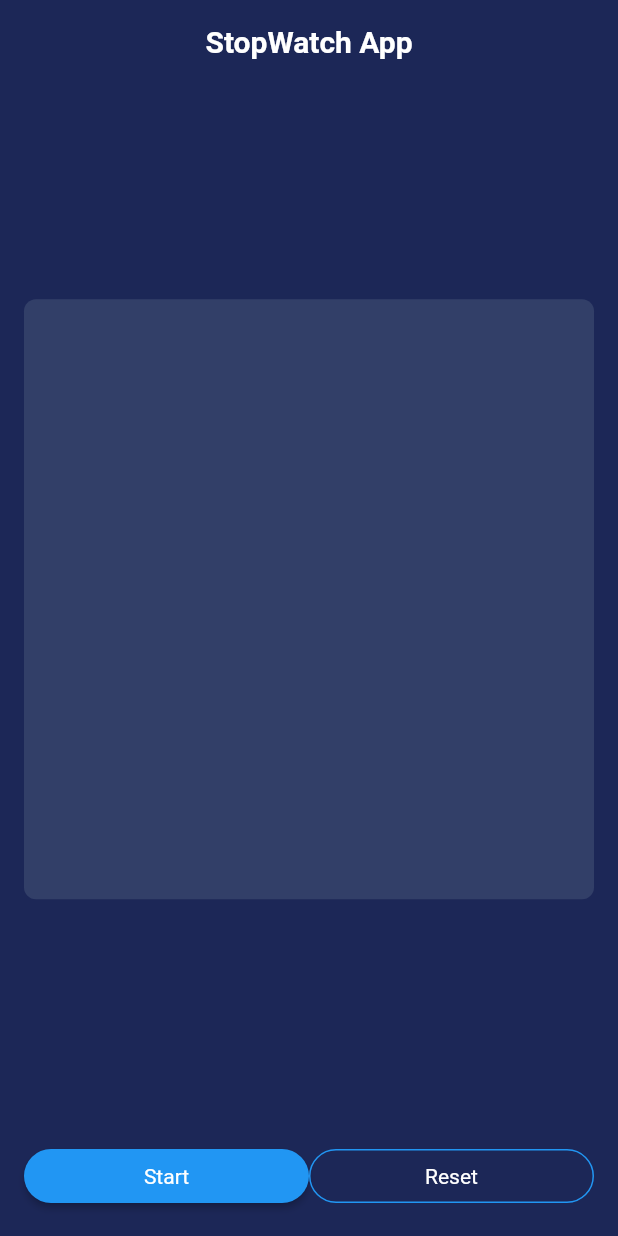
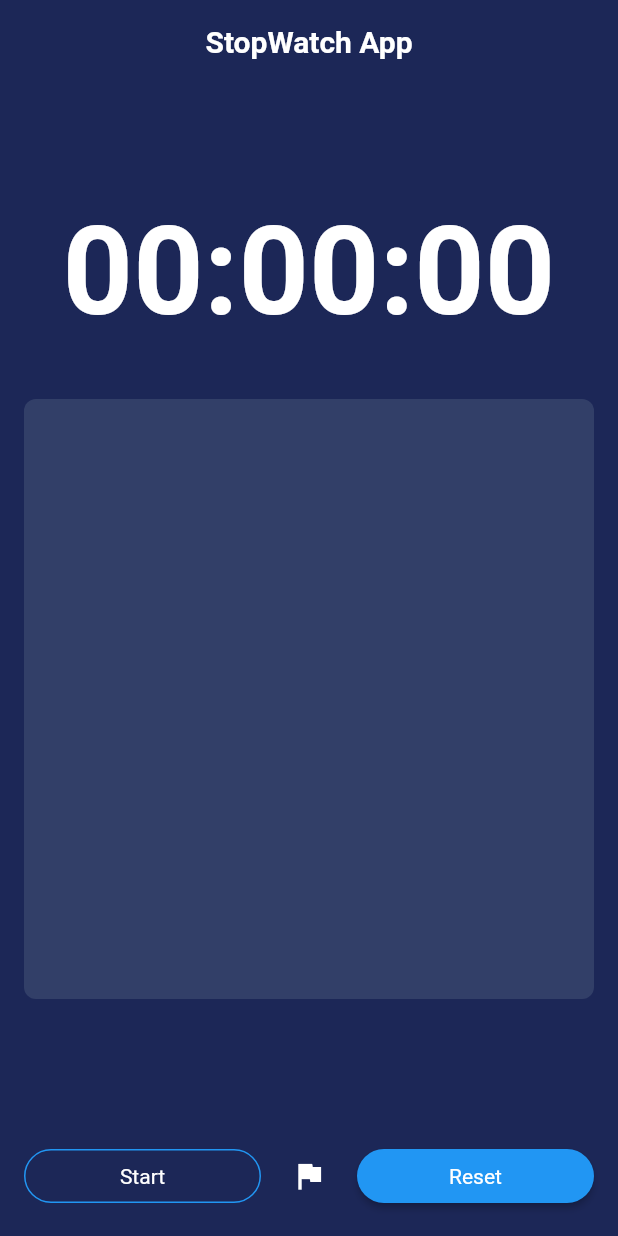
Before and after one commit to Tosin8/stopwatch_app, a Flutter app: the screen it shows after launch, on a phone screen of 412 x 824 dp. Run offline on Flutter 3.47's test engine with Material 2 defaults, Android fonts, the phone set to English and light mode, and no system bars.

Commit message:
Updating the state mgt
creating the business logic of the app

```diff
--- a/lib/Widget/homepage.dart
+++ b/lib/Widget/homepage.dart
@@ -1,3 +1,5 @@
+import 'dart:async';
+
 import 'package:flutter/material.dart';
 
 class Stopwatch extends StatefulWidget {
@@ -8,6 +10,13 @@ class Stopwatch extends StatefulWidget {
 }
 
 class _StopwatchState extends State<Stopwatch> {
+// creating the business logic of the app
+
+  int seconds = 0, minutes = 0, hours = 0;
+  String digitSeconds = "00", digitMinutes = "00", digitHours = "00";
+  Timer? timer;
+  bool started = false;
+
   @override
   Widget build(BuildContext context) {
     return Scaffold(
@@ -27,6 +36,15 @@ class _StopwatchState extends State<Stopwatch> {
                             fontWeight: FontWeight.bold)),
                   ),
                   const SizedBox(height: 20.0),
+                  const Center(
+                    child: Text(
+                      "00:00:00",
+                      style: TextStyle(
+                          color: Colors.white,
+                          fontSize: 82.0,
+                          fontWeight: FontWeight.w600),
+                    ),
+                  ),
                   Container(
                       height: 400.0,
                       decoration: BoxDecoration(
@@ -40,18 +58,24 @@ class _StopwatchState extends State<Stopwatch> {
                       Expanded(
                           child: RawMaterialButton(
                               onPressed: () {},
-                              fillColor: Colors.blue,
-                              shape: const StadiumBorder(),
+                              shape: const StadiumBorder(
+                                  side: BorderSide(color: Colors.blue)),
                               child: const Text(
                                 'Start',
                                 style: TextStyle(color: Colors.white),
                               ))),
+                      const SizedBox(width: 8.0),
+                      IconButton(
+                        color: Colors.white,
+                        onPressed: () {},
+                        icon: const Icon(Icons.flag),
+                      ),
+                      const SizedBox(width: 8.0),
                       Expanded(
                           child: RawMaterialButton(
                               onPressed: () {},
-                              shape: const StadiumBorder(
-                                side: BorderSide(color: Colors.blue),
-                              ),
+                              fillColor: Colors.blue,
+                              shape: const StadiumBorder(),
                               child: const Text(
                                 'Reset',
                                 style: TextStyle(color: Colors.white),
--- a/lib/main.dart
+++ b/lib/main.dart
@@ -12,6 +12,7 @@ class MyApp extends StatelessWidget {
   @override
   Widget build(BuildContext context) {
     return const MaterialApp(
+      debugShowCheckedModeBanner: false,
       home: Stopwatch(),
     );
   }
```
